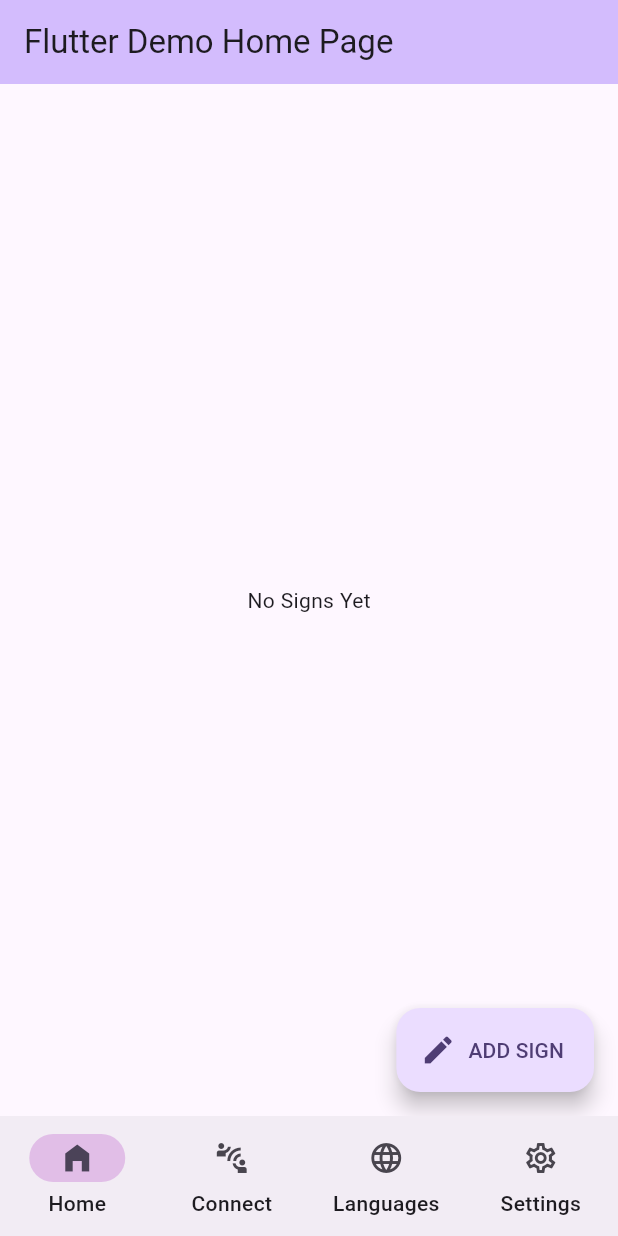
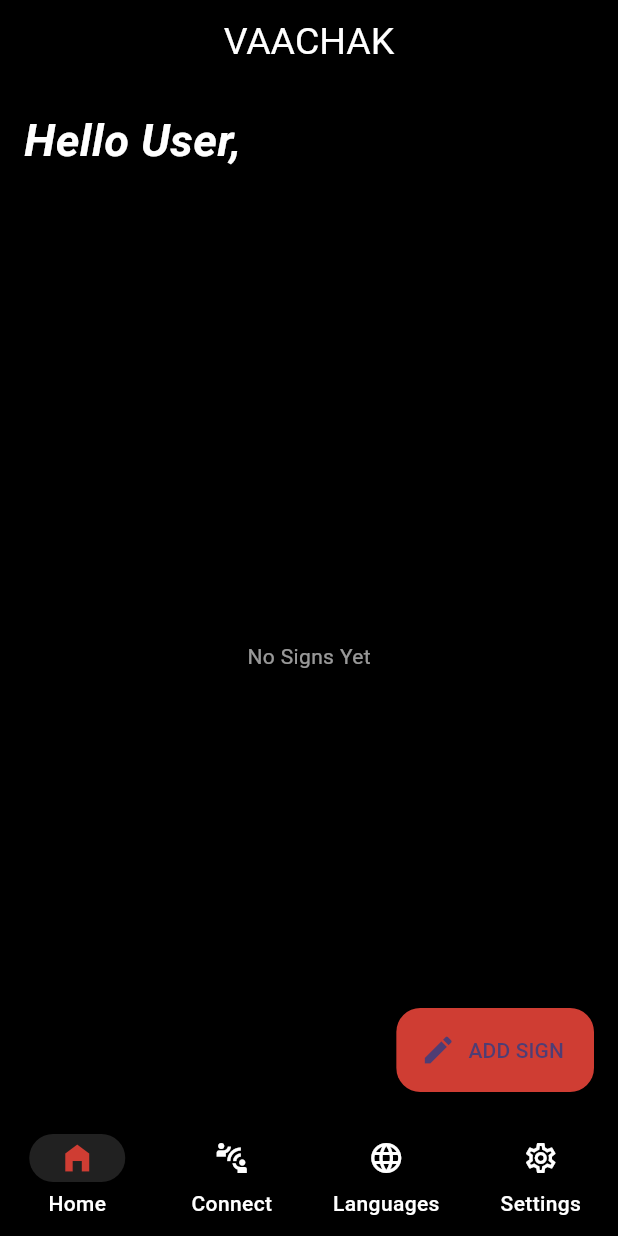
Before and after one commit to mukundsolanki/Vaachak, a Flutter app: the screen it shows after launch, on a phone screen of 412 x 824 dp. Run offline on Flutter 3.47's test engine with Material 3 defaults, Android fonts, the phone set to English and light mode, and no system bars; our stand-ins replace lottie; missing offline and left inert: agora_uikit.

Commit message:
Updated styles

```diff
--- a/vaachakapp/lib/main.dart
+++ b/vaachakapp/lib/main.dart
@@ -19,7 +19,7 @@ class MyApp extends StatelessWidget {
         colorScheme: ColorScheme.fromSeed(seedColor: Colors.deepPurple),
         useMaterial3: true,
       ),
-      home: const MyHomePage(title: 'Flutter Demo Home Page'),
+      home: const MyHomePage(title: 'VAACHAK'),
     );
   }
 }
@@ -45,15 +45,25 @@ class _MyHomePageState extends State<MyHomePage> {
   Widget build(BuildContext context) {
     return Scaffold(
       appBar: AppBar(
-        backgroundColor: Theme.of(context).colorScheme.inversePrimary,
-        title: Text(widget.title),
+        backgroundColor: Colors.black,
+        centerTitle: true,
+        title: Text(
+          widget.title,
+          textAlign: TextAlign.center,
+          style: TextStyle(
+            color: Colors.white,
+            fontSize: 25,
+          ),
+        ),
       ),
       body: screens[index],
       bottomNavigationBar: NavigationBarTheme(
         data: NavigationBarThemeData(
-          indicatorColor: Colors.purple.shade100,
+          backgroundColor: Color.fromARGB(255, 0, 0, 0),
+          indicatorColor: Colors.grey.shade900,
           labelTextStyle: MaterialStateProperty.all(
-            TextStyle(fontSize: 14, fontWeight: FontWeight.w500),
+            TextStyle(
+                fontSize: 14, fontWeight: FontWeight.w500, color: Colors.white),
           ),
         ),
         child: NavigationBar(
@@ -62,22 +72,48 @@ class _MyHomePageState extends State<MyHomePage> {
                 {setState(() => this.index = index)},
             destinations: [
               NavigationDestination(
-                icon: Icon(Icons.home_outlined),
+                icon: Icon(
+                  Icons.home_outlined,
+                  color: Colors.white,
+                ),
                 label: 'Home',
-                selectedIcon: Icon(Icons.home_filled),
+                selectedIcon: Icon(
+                  Icons.home_filled,
+                  color: Color.fromARGB(255, 207, 61, 51),
+                ),
               ),
               NavigationDestination(
-                icon: Icon(Icons.connect_without_contact_outlined),
+                icon: Icon(
+                  Icons.connect_without_contact_outlined,
+                  color: Colors.white,
+                ),
                 label: 'Connect',
+                selectedIcon: Icon(
+                  Icons.connect_without_contact,
+                  color: Color.fromARGB(255, 207, 61, 51),
+                ),
               ),
               NavigationDestination(
-                icon: Icon(Icons.language_outlined),
+                icon: Icon(
+                  Icons.language_outlined,
+                  color: Colors.white,
+                ),
                 label: 'Languages',
+                selectedIcon: Icon(
+                  Icons.language,
+                  color: Color.fromARGB(255, 207, 61, 51),
+                ),
               ),
               NavigationDestination(
-                icon: Icon(Icons.settings_outlined),
+                icon: Icon(
+                  Icons.settings_outlined,
+                  color: Colors.white,
+                ),
                 label: 'Settings',
-                selectedIcon: Icon(Icons.settings),
+                selectedIcon: Icon(
+                  Icons.settings,
+                  color: Color.fromARGB(255, 207, 61, 51),
+                ),
               ),
             ]),
       ),
--- a/vaachakapp/lib/pages/connect_screen.dart
+++ b/vaachakapp/lib/pages/connect_screen.dart
@@ -6,12 +6,13 @@ class ConnectScreen extends StatelessWidget {
   @override
   Widget build(BuildContext context) {
     return Scaffold(
+      backgroundColor: Color.fromARGB(255, 0, 0, 0),
       body: Center(
         child: Column(
           mainAxisAlignment: MainAxisAlignment.center,
           children: [
             Lottie.asset(
-              'assets/lottie/call.json',
+              'assets/lottie/call2.json',
               width: 400,
             ),
             // Start Call Button
@@ -20,8 +21,12 @@ class ConnectScreen extends StatelessWidget {
                 // Call ID is used to establish connection between two diifferent users
                 Navigator.push(context, MaterialPageRoute(builder: (context) => const CallPage(),),);
               },
-              icon: Icon(Icons.video_call),
-              label: Text('Start Call'),
+              icon: Icon(Icons.video_call,
+              color: Colors.black,),
+              label: Text('Start Call', style: TextStyle(color: Colors.black),),
+              style: ButtonStyle(
+                backgroundColor: MaterialStateProperty.all<Color>(Color.fromARGB(255, 207, 61, 51)),
+              ),
             ),
           ],
         ),
--- a/vaachakapp/lib/pages/home_screen.dart
+++ b/vaachakapp/lib/pages/home_screen.dart
@@ -3,12 +3,13 @@ import 'dart:math' as math;
 import 'widgets/bottom_model_sheet.dart';
 
 class HomeScreen extends StatefulWidget {
+  String get title => 'as';
+
   @override
   _HomeScreenState createState() => _HomeScreenState();
 }
 
-class _HomeScreenState extends State<HomeScreen>
-    with SingleTickerProviderStateMixin {
+class _HomeScreenState extends State<HomeScreen> with SingleTickerProviderStateMixin {
   List<TextInfo> texts = [];
   late AnimationController _rotateController;
 
@@ -54,17 +55,38 @@ class _HomeScreenState extends State<HomeScreen>
   @override
   Widget build(BuildContext context) {
     return Scaffold(
-      body: Center(
+      backgroundColor: Color.fromARGB(255, 0, 0, 0),
+      body: Column(
+        crossAxisAlignment: CrossAxisAlignment.stretch,
+        children: [
+          Padding(
+            padding: const EdgeInsets.all(16.0),
+            child: Text(
+              'Hello User,',
+              style: TextStyle(
+                fontSize: 30.0,
+                color: Colors.white,
+                fontWeight: FontWeight.w600,
+                fontStyle: FontStyle.italic
+              ),
+            ),
+          ),
+          Expanded(
+            child: Center(
               child: texts.isEmpty
-            ? Text('No Signs Yet')
+                  ? Text(
+                      'No Signs Yet',
+                      style: TextStyle(
+                        color: Colors.white60,
+                      ),
+                    )
                   : ListView.builder(
                       itemCount: texts.length,
                       itemBuilder: (context, index) {
                         return Container(
-                    margin:
-                        EdgeInsets.symmetric(horizontal: 16.0, vertical: 8.0),
+                          margin: EdgeInsets.symmetric(horizontal: 16.0, vertical: 8.0),
                           decoration: BoxDecoration(
-                      color: Colors.grey[200],
+                            color: Colors.grey.shade300,
                             borderRadius: BorderRadius.circular(12.0),
                           ),
                           padding: EdgeInsets.all(16.0),
@@ -84,8 +106,7 @@ class _HomeScreenState extends State<HomeScreen>
                                       animation: _rotateController,
                                       builder: (context, child) {
                                         return Transform.rotate(
-                                    angle:
-                                        _rotateController.value * 5.0 * math.pi,
+                                          angle: _rotateController.value * 5.0 * math.pi,
                                           child: Icon(
                                             Icons.sync_rounded,
                                             color: Colors.blue,
@@ -113,7 +134,12 @@ class _HomeScreenState extends State<HomeScreen>
                       },
                     ),
             ),
+          ),
+        ],
+      ),
       floatingActionButton: FloatingActionButton.extended(
+        // backgroundColor: Colors.blueGrey.shade300,
+        backgroundColor: Color.fromARGB(255, 207, 61, 51),
         onPressed: () {
           showModalBottomSheet(
             isScrollControlled: true,
@@ -129,6 +155,7 @@ class _HomeScreenState extends State<HomeScreen>
   }
 }
 
+
 class TextInfo {
   final String text;
   bool isLoading;
--- a/vaachakapp/lib/pages/settings_screen.dart
+++ b/vaachakapp/lib/pages/settings_screen.dart
@@ -4,6 +4,7 @@ class SettingsScreen extends StatelessWidget {
   @override
   Widget build(BuildContext context) {
     return Scaffold(
+      backgroundColor: Color.fromARGB(255, 0, 0, 0),
       body: Stack(
         children: [
           // Bottom layer: Cover image
@@ -77,14 +78,14 @@ class SettingsScreen extends StatelessWidget {
                   style: TextStyle(
                     fontSize: 18,
                     fontWeight: FontWeight.bold,
-                    color: Colors.black,
+                    color: Colors.white,
                   ),
                 ),
                 Text(
                   'User ID',
                   style: TextStyle(
                     fontSize: 16,
-                    color: Colors.black,
+                    color: Colors.white,
                   ),
                 ),
               ],
@@ -139,7 +140,7 @@ class DeviceStatusContainer extends StatelessWidget {
             child: Icon(
               icon,
               size: 30,
-              color: Colors.blue,
+              color: Colors.red,
             ),
           ),
         ],
```
Lines whose indentation alone changed are shown as unchanged.
